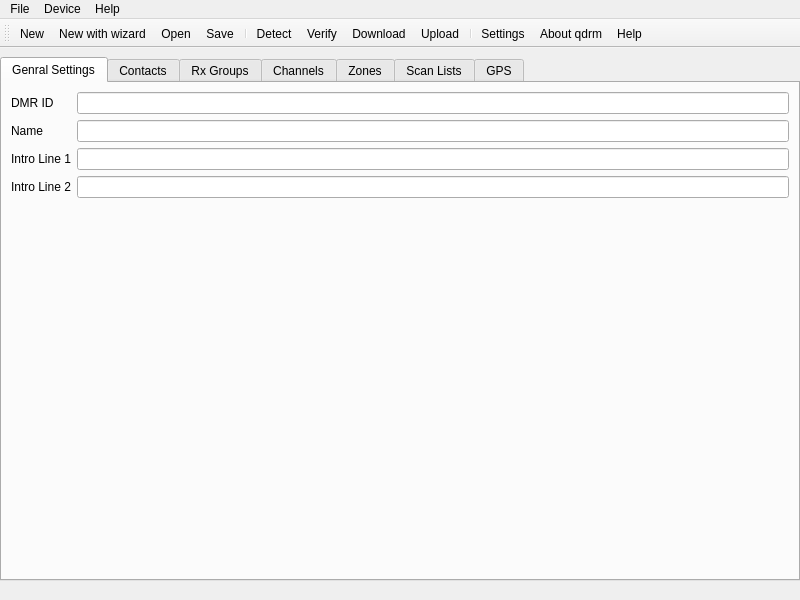
Qt form shared/mainwindow.ui (hmatuschek/qdmr) before a commit.
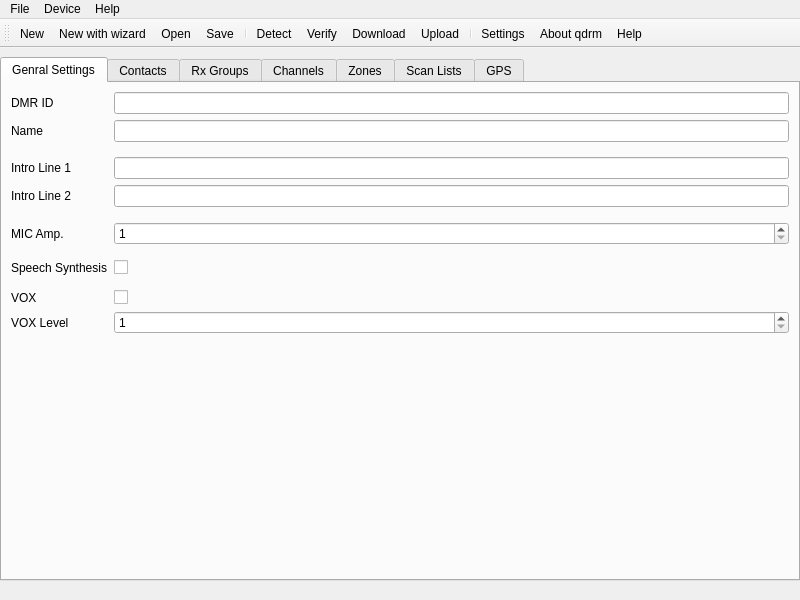
The same form after that commit. The open tabs and pages were chosen to show the change. Icons and pictures are not drawn.

The edit to the form file:
```diff
--- a/shared/mainwindow.ui
+++ b/shared/mainwindow.ui
@@ -58,7 +58,7 @@
        <string>There are 6 tabs providing genral settings, contact, Rx group, channel zone and scan lists.</string>
       </property>
       <property name="currentIndex">
-       <number>6</number>
+       <number>0</number>
       </property>
       <widget class="QWidget" name="tabGeneral">
        <property name="accessibleName">
@@ -93,14 +93,38 @@
             </property>
            </widget>
           </item>
+          <item row="1" column="0">
+           <widget class="QLabel" name="nameLabel">
+            <property name="text">
+             <string>Name</string>
+            </property>
+           </widget>
+          </item>
+          <item row="1" column="1">
+           <widget class="QLineEdit" name="radioName">
+            <property name="toolTip">
+             <string>Enter your name or callsign.</string>
+            </property>
+            <property name="accessibleName">
+             <string>Name/Callsign</string>
+            </property>
+           </widget>
+          </item>
           <item row="2" column="0">
+           <widget class="Line" name="line">
+            <property name="orientation">
+             <enum>Qt::Horizontal</enum>
+            </property>
+           </widget>
+          </item>
+          <item row="3" column="0">
            <widget class="QLabel" name="introLine1Label">
             <property name="text">
              <string>Intro Line 1</string>
             </property>
            </widget>
           </item>
-          <item row="2" column="1">
+          <item row="3" column="1">
            <widget class="QLineEdit" name="introLine1">
             <property name="toolTip">
              <string>First greeting line (if supported by the radio).</string>
@@ -110,14 +134,14 @@
             </property>
            </widget>
           </item>
-          <item row="3" column="0">
+          <item row="4" column="0">
            <widget class="QLabel" name="introLine2Label">
             <property name="text">
              <string>Intro Line 2</string>
             </property>
            </widget>
           </item>
-          <item row="3" column="1">
+          <item row="4" column="1">
            <widget class="QLineEdit" name="introLine2">
             <property name="statusTip">
              <string>Second greeting line (if supported by the radio).</string>
@@ -127,20 +151,86 @@
             </property>
            </widget>
           </item>
-          <item row="1" column="0">
-           <widget class="QLabel" name="nameLabel">
+          <item row="5" column="0">
+           <widget class="Line" name="line_2">
+            <property name="orientation">
+             <enum>Qt::Horizontal</enum>
+            </property>
+           </widget>
+          </item>
+          <item row="6" column="0">
+           <widget class="QLabel" name="micLabel">
             <property name="text">
-             <string>Name</string>
+             <string>MIC Amp.</string>
             </property>
            </widget>
           </item>
-          <item row="1" column="1">
-           <widget class="QLineEdit" name="radioName">
-            <property name="toolTip">
-             <string>Enter your name or callsign.</string>
+          <item row="6" column="1">
+           <widget class="QSpinBox" name="mic">
+            <property name="minimum">
+             <number>1</number>
             </property>
-            <property name="accessibleName">
-             <string>Name/Callsign</string>
+            <property name="maximum">
+             <number>10</number>
+            </property>
+           </widget>
+          </item>
+          <item row="7" column="0">
+           <widget class="Line" name="line_4">
+            <property name="orientation">
+             <enum>Qt::Horizontal</enum>
+            </property>
+           </widget>
+          </item>
+          <item row="8" column="0">
+           <widget class="QLabel" name="speechLabel">
+            <property name="text">
+             <string>Speech Synthesis</string>
+            </property>
+           </widget>
+          </item>
+          <item row="8" column="1">
+           <widget class="QCheckBox" name="speech">
+            <property name="text">
+             <string/>
+            </property>
+           </widget>
+          </item>
+          <item row="9" column="0">
+           <widget class="Line" name="line_5">
+            <property name="orientation">
+             <enum>Qt::Horizontal</enum>
+            </property>
+           </widget>
+          </item>
+          <item row="10" column="0">
+           <widget class="QLabel" name="label">
+            <property name="text">
+             <string>VOX</string>
+            </property>
+           </widget>
+          </item>
+          <item row="10" column="1">
+           <widget class="QCheckBox" name="voxEnabled">
+            <property name="text">
+             <string/>
+            </property>
+           </widget>
+          </item>
+          <item row="11" column="0">
+           <widget class="QLabel" name="voxLabel">
+            <property name="text">
+             <string>VOX Level</string>
+            </property>
+           </widget>
+          </item>
+          <item row="11" column="1">
+           <widget class="QSpinBox" name="vox">
+            <property name="minimum">
+             <number>1</number>
+            </property>
+            <property name="maximum">
+             <number>10</number>
             </property>
            </widget>
           </item>
@@ -351,6 +441,12 @@
               <property name="selectionBehavior">
                <enum>QAbstractItemView::SelectRows</enum>
               </property>
+              <attribute name="horizontalHeaderCascadingSectionResizes">
+               <bool>true</bool>
+              </attribute>
+              <attribute name="verticalHeaderVisible">
+               <bool>false</bool>
+              </attribute>
              </widget>
             </item>
             <item>
```
